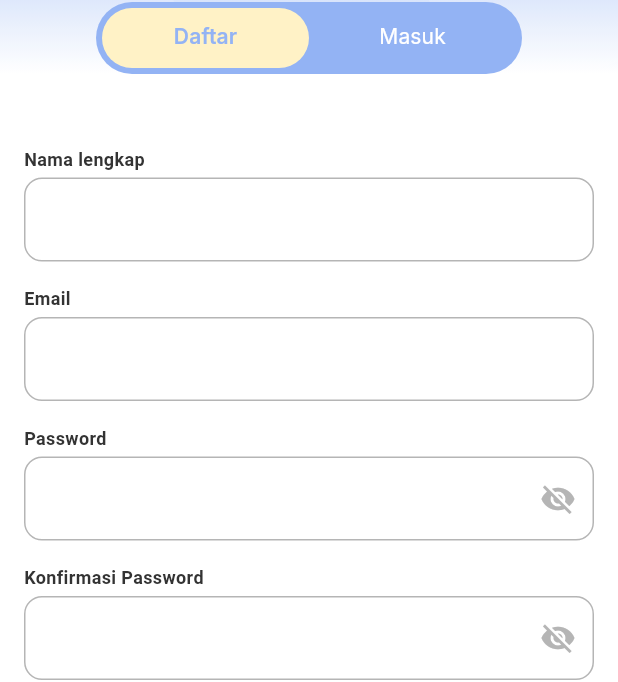
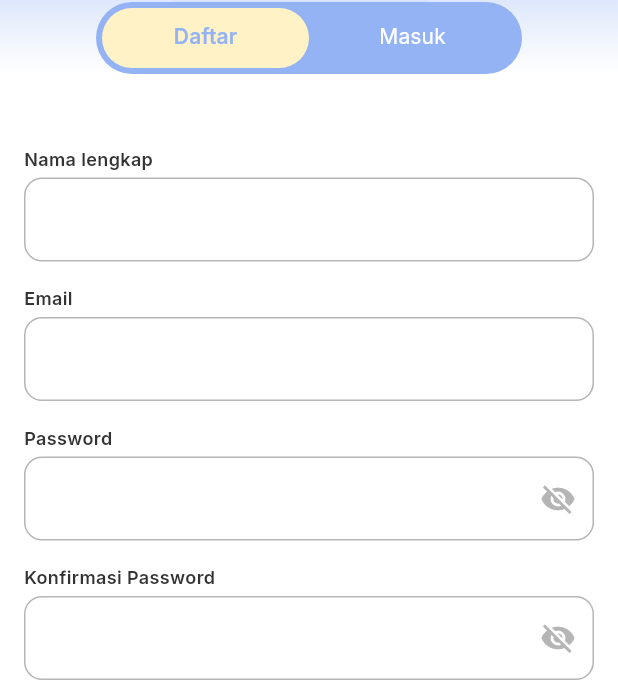
Before and after one commit to dvvnFrtn/capstone-frontend, a Flutter app: the screen it shows after launch, on a phone screen of 412 x 824 dp. Shown: the part 376-1058 px from the top of the screen. Run offline on Flutter 3.47's test engine with Material 3 defaults, Android fonts, the phone set to English and light mode, and no system bars; our stand-ins replace dio, equatable, flutter_bloc, flutter_dotenv, flutter_otp_text_field, get_it and 1 more; missing offline and left inert: mocktail, widgetbook, widgetbook_annotation; network calls fail.

Commit message:
SCRUM-60 change text style in textfield component using google font inter

```diff
--- a/lib/presentation/components/textfield_component.dart
+++ b/lib/presentation/components/textfield_component.dart
@@ -1,5 +1,6 @@
 import 'package:capstone_frontend/presentation/styles/theme.dart';
 import 'package:flutter/material.dart';
+import 'package:google_fonts/google_fonts.dart';
 
 class XTextField extends StatefulWidget {
   final String label;
@@ -39,10 +40,10 @@ class _XTextFieldState extends State<XTextField> {
       children: [
         Text(
           widget.label,
-          style: TextStyle(
+          style: GoogleFonts.inter(
+            color: XColors.black,
             fontSize: 12.0,
             fontWeight: FontWeight.w600,
-            color: XColors.black,
           ),
         ),
         TextFormField(
@@ -51,7 +52,7 @@ class _XTextFieldState extends State<XTextField> {
           controller: widget.controller,
           cursorColor: XColors.primary,
           cursorErrorColor: Colors.red.shade400,
-          style: TextStyle(fontSize: 16.0),
+          style: GoogleFonts.inter(color: XColors.black, fontSize: 16.0),
           decoration: InputDecoration(
             contentPadding: EdgeInsets.all(16.0),
             suffixIcon:
```
